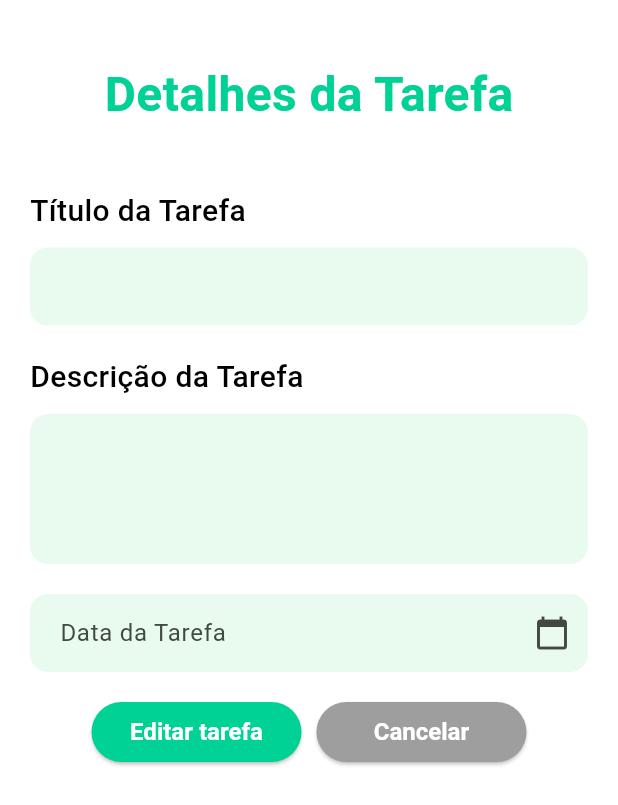
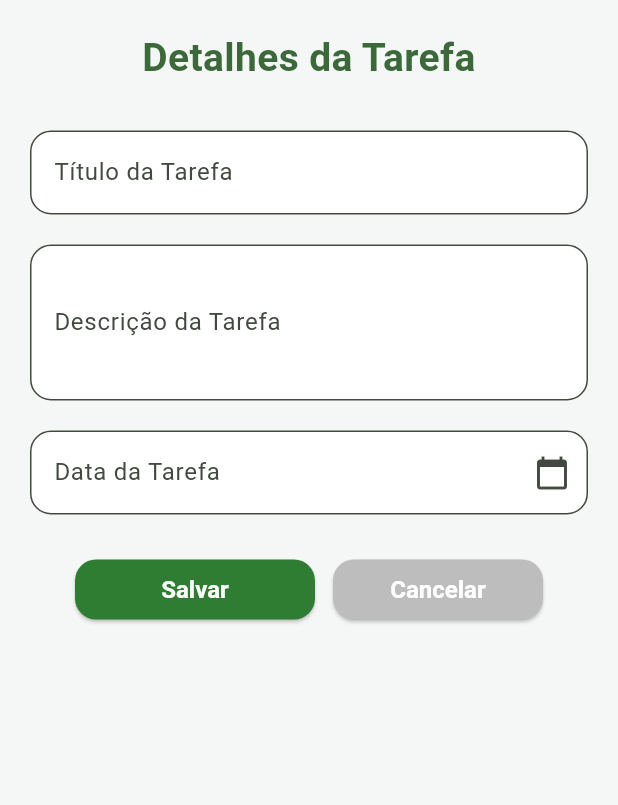
Before and after one commit to lalescadias/todolistfluter, a Flutter app: the DetalhesTarefaPage screen opened directly with empty values, on a phone screen of 412 x 824 dp. Shown: the top 805 px of the screen. Run offline on Flutter 3.47's test engine with Material 3 defaults, Android fonts, the light colour scheme and no system bars.

Commit message:
refactor: enhance task details UI with improved layout and input handling

```diff
--- a/lib/detalhes_tarefa.dart
+++ b/lib/detalhes_tarefa.dart
@@ -46,10 +46,12 @@ class _DetalhesTarefaPageState extends State<DetalhesTarefaPage> {
       firstDate: DateTime(1900),
       lastDate: DateTime(2050),
     );
+
     if (picked != null && picked != _selectedDate) {
       setState(() {
         _selectedDate = picked;
-        _dataController.text = "${picked.day}/${picked.month}/${picked.year}";
+        _dataController.text =
+            "${picked.day}/${picked.month}/${picked.year}";
       });
     }
   }
@@ -57,46 +59,50 @@ class _DetalhesTarefaPageState extends State<DetalhesTarefaPage> {
   @override
   Widget build(BuildContext context) {
     return Scaffold(
-      backgroundColor: Colors.white,
-      body: Padding(
-        padding: const EdgeInsets.symmetric(horizontal: 20, vertical: 40),
+      body: SingleChildScrollView(
+        padding: const EdgeInsets.symmetric(horizontal: 20, vertical: 20),
         child: Column(
+          crossAxisAlignment: CrossAxisAlignment.stretch,
           children: [
-            _titulo(),
-            const SizedBox(height: 40),
-            _tituloDaTarefa(_tituloController),
-            const SizedBox(height: 20),
-            _descricaoDaTarefa(_descricaoController),
+            _titulo(context),
+            const SizedBox(height: 30),
+
+            _input(
+              controller: _tituloController,
+              label: 'Título da Tarefa',
+            ),
+
             const SizedBox(height: 20),
 
-            // Data da tarefa
+            _input(
+              controller: _descricaoController,
+              label: 'Descrição da Tarefa',
+              maxLines: 3,
+            ),
+
+            const SizedBox(height: 20),
+
             TextFormField(
               controller: _dataController,
-              decoration: const InputDecoration(
-                filled: true,
-                fillColor: Color(0xFFE9FBEF),
-                labelText: 'Data da Tarefa',
-                border: OutlineInputBorder(
-                  borderRadius: BorderRadius.all(Radius.circular(12)),
-                  borderSide: BorderSide.none,
-                ),
-                suffixIcon: Icon(Icons.calendar_today),
-              ),
               readOnly: true,
               onTap: () => _selectdDate(context),
-              validator: (value) {
-                if (value == null || value.isEmpty) {
-                  return 'Por favor selecione a data da tarefa';
-                }
-                return null;
-              },
+              decoration: const InputDecoration(
+                labelText: 'Data da Tarefa',
+                suffixIcon: Icon(Icons.calendar_today),
+                contentPadding: EdgeInsets.symmetric(
+                  vertical: 16,
+                  horizontal: 12,
+                ),
+              ),
             ),
-            const SizedBox(height: 20),
+
+            const SizedBox(height: 30),
+
             Row(
               mainAxisAlignment: MainAxisAlignment.center,
               children: [
-                _buttonEditar(context),
-                const SizedBox(width: 10),
+                _buttonSalvar(context),
+                const SizedBox(width: 12),
                 _buttonCancelar(context),
               ],
             ),
@@ -106,21 +112,47 @@ class _DetalhesTarefaPageState extends State<DetalhesTarefaPage> {
     );
   }
 
-  Widget _buttonEditar(BuildContext context) {
+  // HEADER
+  Widget _titulo(BuildContext context) {
+    return Text(
+      'Detalhes da Tarefa',
+      textAlign: TextAlign.center,
+      style: TextStyle(
+        color: Theme.of(context).colorScheme.primary,
+        fontSize: 26,
+        fontWeight: FontWeight.w600,
+      ),
+    );
+  }
+
+  //
+  Widget _input({
+    required TextEditingController controller,
+    required String label,
+    int maxLines = 1,
+  }) {
+    return TextField(
+      controller: controller,
+      maxLines: maxLines,
+      decoration: InputDecoration(
+        labelText: label,
+        contentPadding:
+            const EdgeInsets.symmetric(vertical: 16, horizontal: 12),
+      ),
+    );
+  }
+
+  // SALVAR
+  Widget _buttonSalvar(BuildContext context) {
     return SizedBox(
+      width: 160,
       height: 40,
-      width: 140,
       child: ElevatedButton(
-        style: ElevatedButton.styleFrom(
-          backgroundColor: const Color(0xFF00D195),
-          shape: RoundedRectangleBorder(borderRadius: BorderRadius.circular(30)),
-        ),
         onPressed: () {
           final titulo = _tituloController.text.trim();
           final descricao = _descricaoController.text.trim();
           final data = _dataController.text.trim();
 
-          // Devolve os dados editados para a página anterior
           Navigator.pop(context, {
             'titulo': titulo,
             'descricao': descricao,
@@ -128,111 +160,35 @@ class _DetalhesTarefaPageState extends State<DetalhesTarefaPage> {
           });
         },
         child: const Text(
-          'Editar tarefa',
+          'Salvar',
           style: TextStyle(
             fontSize: 16,
-            fontWeight: FontWeight.bold,
-            color: Colors.white,
+            fontWeight: FontWeight.w600,
+          ),
+        ),
+      ),
+    );
+  }
+
+  // CANCELAR
+  Widget _buttonCancelar(BuildContext context) {
+    return SizedBox(
+      width: 140,
+      height: 40,
+      child: ElevatedButton(
+        style: ElevatedButton.styleFrom(
+          backgroundColor: Colors.grey.shade400,
+          foregroundColor: Colors.white,
+        ),
+        onPressed: () => Navigator.pop(context),
+        child: const Text(
+          'Cancelar',
+          style: TextStyle(
+            fontSize: 16,
+            fontWeight: FontWeight.w600,
           ),
         ),
       ),
     );
   }
 }
-
-Widget _titulo() {
-  return Column(
-    crossAxisAlignment: CrossAxisAlignment.center,
-    children: const [
-      Text(
-        'Detalhes da Tarefa',
-        style: TextStyle(
-          color: Color(0xFF00D195),
-          fontSize: 32,
-          fontWeight: FontWeight.w600,
-        ),
-      ),
-    ],
-  );
-}
-
-Widget _tituloDaTarefa(TextEditingController controller) {
-  return Column(
-    crossAxisAlignment: CrossAxisAlignment.start,
-    children: [
-      const Text(
-        'Título da Tarefa',
-        style: TextStyle(
-          color: Colors.black,
-          fontSize: 20,
-          fontWeight: FontWeight.w500,
-        ),
-      ),
-      const SizedBox(height: 10),
-      TextField(
-        controller: controller,
-        decoration: InputDecoration(
-          filled: true,
-          fillColor: const Color(0xFFE9FBEF),
-          border: OutlineInputBorder(
-            borderRadius: BorderRadius.circular(12),
-            borderSide: BorderSide.none,
-          ),
-        ),
-      ),
-    ],
-  );
-}
-
-Widget _descricaoDaTarefa(TextEditingController controller) {
-  return Column(
-    crossAxisAlignment: CrossAxisAlignment.start,
-    children: [
-      const Text(
-        'Descrição da Tarefa',
-        style: TextStyle(
-          color: Colors.black,
-          fontSize: 20,
-          fontWeight: FontWeight.w500,
-        ),
-      ),
-      const SizedBox(height: 10),
-      TextField(
-        controller: controller,
-        maxLines: 3,
-        decoration: InputDecoration(
-          filled: true,
-          fillColor: const Color(0xFFE9FBEF),
-          border: OutlineInputBorder(
-            borderRadius: BorderRadius.circular(12),
-            borderSide: BorderSide.none,
-          ),
-        ),
-      ),
-    ],
-  );
-}
-
-Widget _buttonCancelar(BuildContext context) {
-  return SizedBox(
-    height: 40,
-    width: 140,
-    child: ElevatedButton(
-      style: ElevatedButton.styleFrom(
-        backgroundColor: Colors.grey,
-        shape: RoundedRectangleBorder(borderRadius: BorderRadius.circular(30)),
-      ),
-      onPressed: () {
-        Navigator.pop(context);
-      },
-      child: const Text(
-        'Cancelar',
-        style: TextStyle(
-          fontSize: 16,
-          fontWeight: FontWeight.bold,
-          color: Colors.white,
-        ),
-      ),
-    ),
-  );
-}
```
